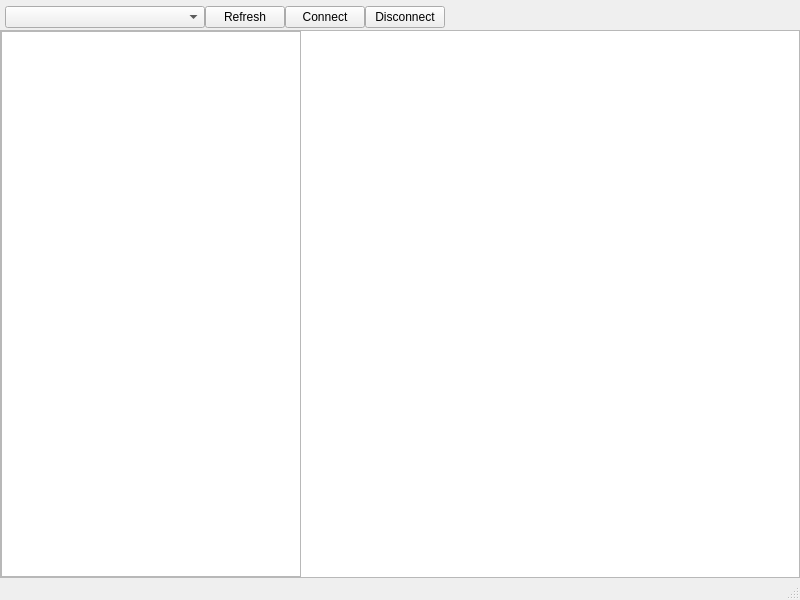
This is main.ui in FieryRMS/AndroidAutoClicker as Qt 5 draws it before an edit. The edited form follows.
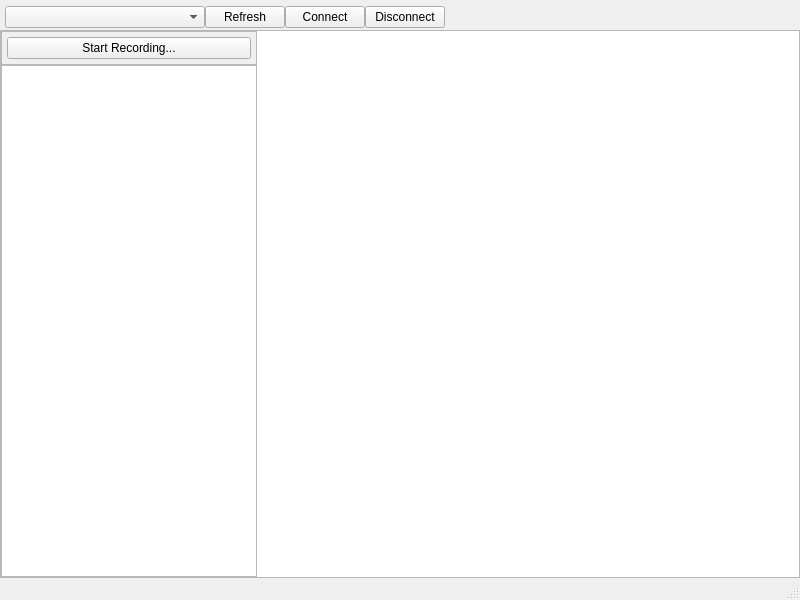
This is the edited form.

What changed in the file:
```diff
--- a/main.ui
+++ b/main.ui
@@ -159,13 +159,77 @@
         <number>0</number>
        </property>
        <item>
-        <widget class="QListView" name="ActionList">
-         <property name="maximumSize">
-          <size>
-           <width>300</width>
-           <height>16777215</height>
-          </size>
+        <widget class="QFrame" name="ActionRegion">
+         <property name="sizePolicy">
+          <sizepolicy hsizetype="Fixed" vsizetype="Preferred">
+           <horstretch>0</horstretch>
+           <verstretch>0</verstretch>
+          </sizepolicy>
          </property>
+         <layout class="QVBoxLayout" name="ActionRegionVLayout">
+          <property name="spacing">
+           <number>0</number>
+          </property>
+          <property name="leftMargin">
+           <number>0</number>
+          </property>
+          <property name="topMargin">
+           <number>0</number>
+          </property>
+          <property name="rightMargin">
+           <number>0</number>
+          </property>
+          <property name="bottomMargin">
+           <number>0</number>
+          </property>
+          <item>
+           <widget class="QFrame" name="ActionControls">
+            <property name="frameShape">
+             <enum>QFrame::StyledPanel</enum>
+            </property>
+            <property name="frameShadow">
+             <enum>QFrame::Raised</enum>
+            </property>
+            <layout class="QHBoxLayout" name="ActionControlsHLayout">
+             <property name="spacing">
+              <number>2</number>
+             </property>
+             <property name="leftMargin">
+              <number>5</number>
+             </property>
+             <property name="topMargin">
+              <number>5</number>
+             </property>
+             <property name="rightMargin">
+              <number>5</number>
+             </property>
+             <property name="bottomMargin">
+              <number>5</number>
+             </property>
+             <item>
+              <widget class="QPushButton" name="RecordButton">
+               <property name="focusPolicy">
+                <enum>Qt::NoFocus</enum>
+               </property>
+               <property name="text">
+                <string>Start Recording...</string>
+               </property>
+              </widget>
+             </item>
+            </layout>
+           </widget>
+          </item>
+          <item>
+           <widget class="QListView" name="ActionList">
+            <property name="maximumSize">
+             <size>
+              <width>300</width>
+              <height>16777215</height>
+             </size>
+            </property>
+           </widget>
+          </item>
+         </layout>
         </widget>
        </item>
        <item>
```
